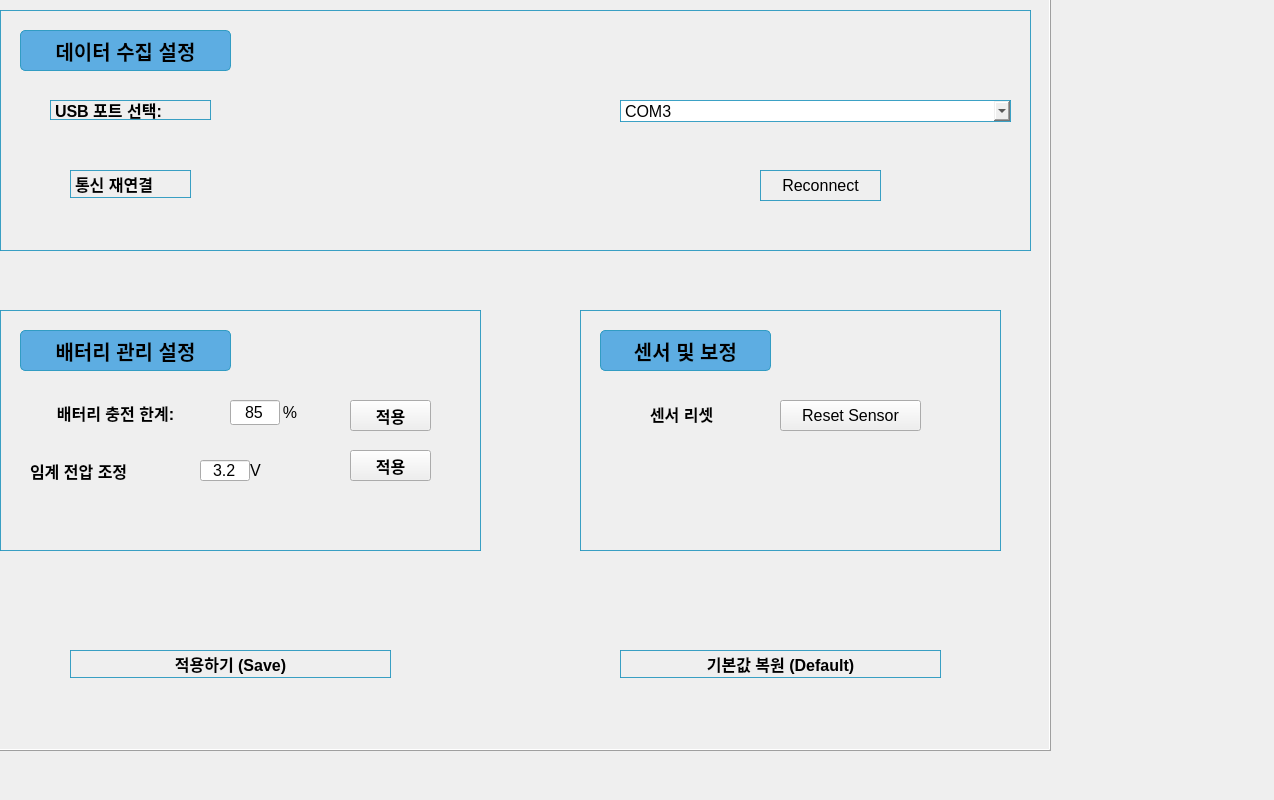
Above: PyQt_GUI/setting.ui from yuunow57/Capstone-Design-Project before the change. Below: the same form after it.
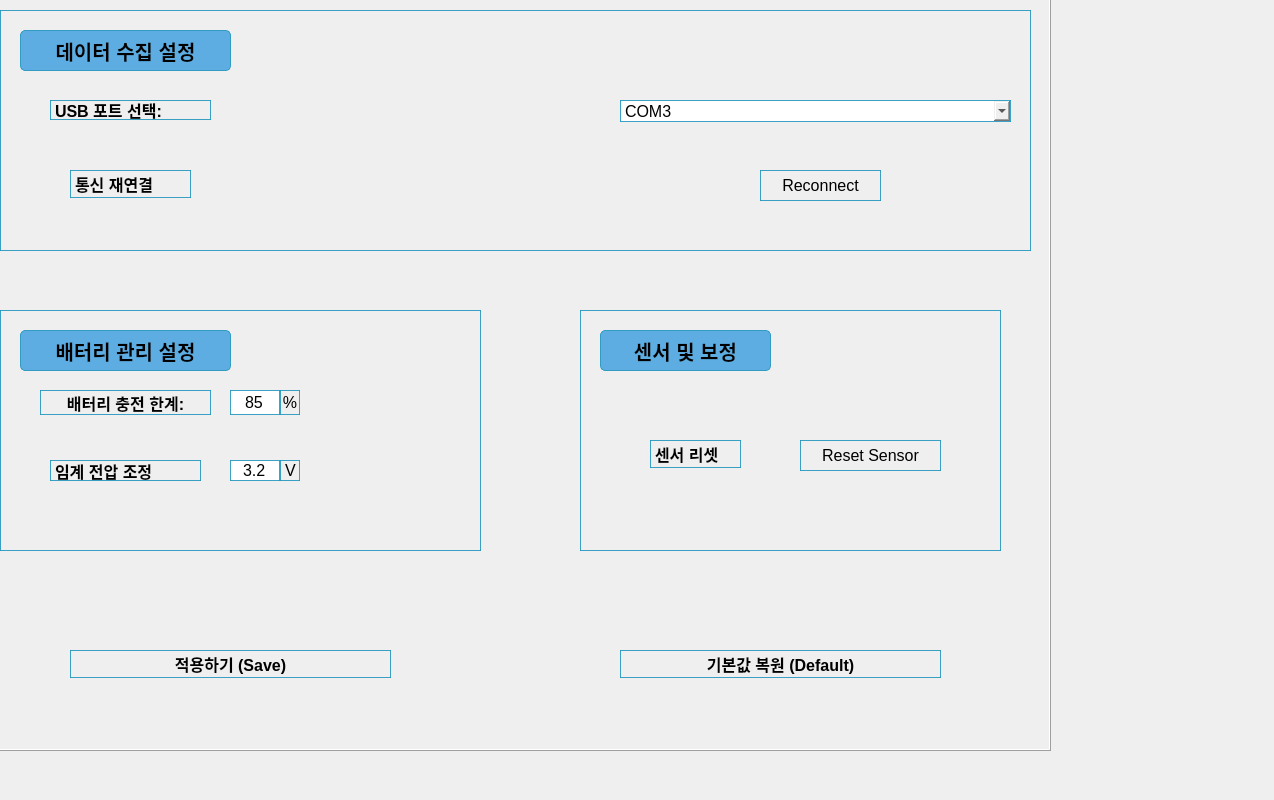
That is the form after the change.

Patch:
```diff
--- a/PyQt_GUI/setting.ui
+++ b/PyQt_GUI/setting.ui
@@ -31,212 +31,6 @@
    <property name="frameShadow">
     <enum>QFrame::Raised</enum>
    </property>
-   <widget class="QLabel" name="label_4">
-    <property name="geometry">
-     <rect>
-      <x>50</x>
-      <y>420</y>
-      <width>171</width>
-      <height>25</height>
-     </rect>
-    </property>
-    <property name="font">
-     <font>
-      <pointsize>12</pointsize>
-      <weight>75</weight>
-      <bold>true</bold>
-     </font>
-    </property>
-    <property name="styleSheet">
-     <string notr="true"/>
-    </property>
-    <property name="text">
-     <string>배터리 충전 한계:</string>
-    </property>
-    <property name="alignment">
-     <set>Qt::AlignCenter</set>
-    </property>
-   </widget>
-   <widget class="QLineEdit" name="edit_battery_limit">
-    <property name="geometry">
-     <rect>
-      <x>250</x>
-      <y>420</y>
-      <width>50</width>
-      <height>25</height>
-     </rect>
-    </property>
-    <property name="font">
-     <font>
-      <pointsize>12</pointsize>
-     </font>
-    </property>
-    <property name="text">
-     <string>85</string>
-    </property>
-    <property name="alignment">
-     <set>Qt::AlignCenter</set>
-    </property>
-   </widget>
-   <widget class="QPushButton" name="pushButton">
-    <property name="geometry">
-     <rect>
-      <x>370</x>
-      <y>420</y>
-      <width>81</width>
-      <height>31</height>
-     </rect>
-    </property>
-    <property name="font">
-     <font>
-      <family>Broadway</family>
-      <pointsize>12</pointsize>
-      <weight>75</weight>
-      <bold>true</bold>
-     </font>
-    </property>
-    <property name="text">
-     <string>적용</string>
-    </property>
-   </widget>
-   <widget class="QLabel" name="label_5">
-    <property name="geometry">
-     <rect>
-      <x>300</x>
-      <y>420</y>
-      <width>20</width>
-      <height>25</height>
-     </rect>
-    </property>
-    <property name="font">
-     <font>
-      <pointsize>12</pointsize>
-     </font>
-    </property>
-    <property name="text">
-     <string>%</string>
-    </property>
-    <property name="alignment">
-     <set>Qt::AlignCenter</set>
-    </property>
-   </widget>
-   <widget class="QPushButton" name="btn_reconnect">
-    <property name="geometry">
-     <rect>
-      <x>800</x>
-      <y>420</y>
-      <width>141</width>
-      <height>31</height>
-     </rect>
-    </property>
-    <property name="font">
-     <font>
-      <pointsize>12</pointsize>
-     </font>
-    </property>
-    <property name="text">
-     <string>Reset Sensor</string>
-    </property>
-   </widget>
-   <widget class="QLabel" name="label_6">
-    <property name="geometry">
-     <rect>
-      <x>50</x>
-      <y>480</y>
-      <width>151</width>
-      <height>21</height>
-     </rect>
-    </property>
-    <property name="font">
-     <font>
-      <pointsize>12</pointsize>
-      <weight>75</weight>
-      <bold>true</bold>
-     </font>
-    </property>
-    <property name="text">
-     <string>임계 전압 조정</string>
-    </property>
-   </widget>
-   <widget class="QLineEdit" name="edit_threshold_voltage">
-    <property name="geometry">
-     <rect>
-      <x>220</x>
-      <y>480</y>
-      <width>50</width>
-      <height>21</height>
-     </rect>
-    </property>
-    <property name="font">
-     <font>
-      <pointsize>12</pointsize>
-     </font>
-    </property>
-    <property name="text">
-     <string>3.2</string>
-    </property>
-    <property name="alignment">
-     <set>Qt::AlignCenter</set>
-    </property>
-   </widget>
-   <widget class="QLabel" name="label_7">
-    <property name="geometry">
-     <rect>
-      <x>270</x>
-      <y>480</y>
-      <width>20</width>
-      <height>21</height>
-     </rect>
-    </property>
-    <property name="font">
-     <font>
-      <pointsize>12</pointsize>
-     </font>
-    </property>
-    <property name="text">
-     <string>V</string>
-    </property>
-   </widget>
-   <widget class="QPushButton" name="btn_apply_voltage">
-    <property name="geometry">
-     <rect>
-      <x>370</x>
-      <y>470</y>
-      <width>81</width>
-      <height>31</height>
-     </rect>
-    </property>
-    <property name="font">
-     <font>
-      <pointsize>12</pointsize>
-      <weight>75</weight>
-      <bold>true</bold>
-     </font>
-    </property>
-    <property name="text">
-     <string>적용</string>
-    </property>
-   </widget>
-   <widget class="QLabel" name="label_8">
-    <property name="geometry">
-     <rect>
-      <x>670</x>
-      <y>420</y>
-      <width>91</width>
-      <height>28</height>
-     </rect>
-    </property>
-    <property name="font">
-     <font>
-      <pointsize>12</pointsize>
-      <weight>75</weight>
-      <bold>true</bold>
-     </font>
-    </property>
-    <property name="text">
-     <string>센서 리셋</string>
-    </property>
-   </widget>
    <widget class="QPushButton" name="pushButton_2">
     <property name="geometry">
      <rect>
@@ -504,6 +298,133 @@
     <property name="frameShadow">
      <enum>QFrame::Raised</enum>
     </property>
+    <widget class="QLabel" name="label_6">
+     <property name="geometry">
+      <rect>
+       <x>50</x>
+       <y>150</y>
+       <width>151</width>
+       <height>21</height>
+      </rect>
+     </property>
+     <property name="font">
+      <font>
+       <pointsize>12</pointsize>
+       <weight>75</weight>
+       <bold>true</bold>
+      </font>
+     </property>
+     <property name="text">
+      <string>임계 전압 조정</string>
+     </property>
+    </widget>
+    <widget class="QLabel" name="label_7">
+     <property name="geometry">
+      <rect>
+       <x>280</x>
+       <y>150</y>
+       <width>20</width>
+       <height>21</height>
+      </rect>
+     </property>
+     <property name="font">
+      <font>
+       <pointsize>12</pointsize>
+      </font>
+     </property>
+     <property name="text">
+      <string>V</string>
+     </property>
+    </widget>
+    <widget class="QLineEdit" name="edit_threshold_voltage">
+     <property name="geometry">
+      <rect>
+       <x>230</x>
+       <y>150</y>
+       <width>50</width>
+       <height>21</height>
+      </rect>
+     </property>
+     <property name="font">
+      <font>
+       <pointsize>12</pointsize>
+      </font>
+     </property>
+     <property name="text">
+      <string>3.2</string>
+     </property>
+     <property name="alignment">
+      <set>Qt::AlignCenter</set>
+     </property>
+    </widget>
+    <widget class="QLabel" name="label_4">
+     <property name="geometry">
+      <rect>
+       <x>40</x>
+       <y>80</y>
+       <width>171</width>
+       <height>25</height>
+      </rect>
+     </property>
+     <property name="font">
+      <font>
+       <pointsize>12</pointsize>
+       <weight>75</weight>
+       <bold>true</bold>
+      </font>
+     </property>
+     <property name="styleSheet">
+      <string notr="true"/>
+     </property>
+     <property name="text">
+      <string>배터리 충전 한계:</string>
+     </property>
+     <property name="alignment">
+      <set>Qt::AlignCenter</set>
+     </property>
+    </widget>
+    <widget class="QLineEdit" name="edit_battery_limit">
+     <property name="geometry">
+      <rect>
+       <x>230</x>
+       <y>80</y>
+       <width>50</width>
+       <height>25</height>
+      </rect>
+     </property>
+     <property name="font">
+      <font>
+       <pointsize>12</pointsize>
+      </font>
+     </property>
+     <property name="text">
+      <string>85</string>
+     </property>
+     <property name="alignment">
+      <set>Qt::AlignCenter</set>
+     </property>
+    </widget>
+    <widget class="QLabel" name="label_5">
+     <property name="geometry">
+      <rect>
+       <x>280</x>
+       <y>80</y>
+       <width>20</width>
+       <height>25</height>
+      </rect>
+     </property>
+     <property name="font">
+      <font>
+       <pointsize>12</pointsize>
+      </font>
+     </property>
+     <property name="text">
+      <string>%</string>
+     </property>
+     <property name="alignment">
+      <set>Qt::AlignCenter</set>
+     </property>
+    </widget>
    </widget>
    <widget class="QFrame" name="frame_3">
     <property name="geometry">
@@ -523,6 +444,44 @@
     <property name="frameShadow">
      <enum>QFrame::Raised</enum>
     </property>
+    <widget class="QLabel" name="label_8">
+     <property name="geometry">
+      <rect>
+       <x>70</x>
+       <y>130</y>
+       <width>91</width>
+       <height>28</height>
+      </rect>
+     </property>
+     <property name="font">
+      <font>
+       <pointsize>12</pointsize>
+       <weight>75</weight>
+       <bold>true</bold>
+      </font>
+     </property>
+     <property name="text">
+      <string>센서 리셋</string>
+     </property>
+    </widget>
+    <widget class="QPushButton" name="btn_reconnect">
+     <property name="geometry">
+      <rect>
+       <x>220</x>
+       <y>130</y>
+       <width>141</width>
+       <height>31</height>
+      </rect>
+     </property>
+     <property name="font">
+      <font>
+       <pointsize>12</pointsize>
+      </font>
+     </property>
+     <property name="text">
+      <string>Reset Sensor</string>
+     </property>
+    </widget>
    </widget>
    <zorder>frame</zorder>
    <zorder>frame_2</zorder>
```
Left out of the diff: 10 changed lines with no effect on the pictures.
